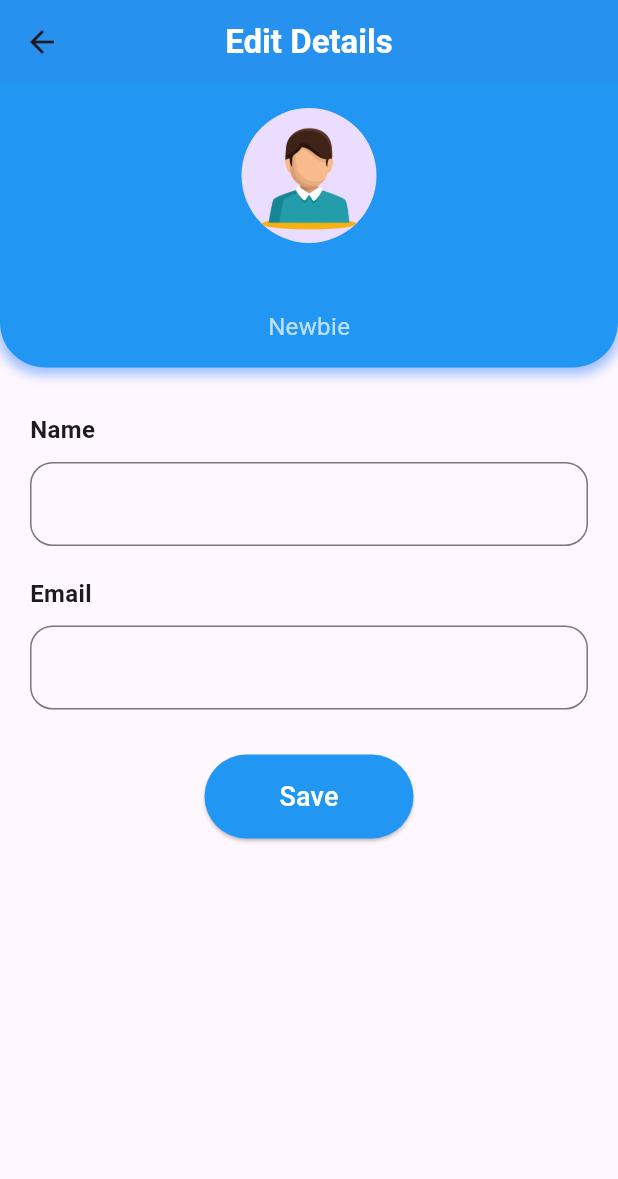
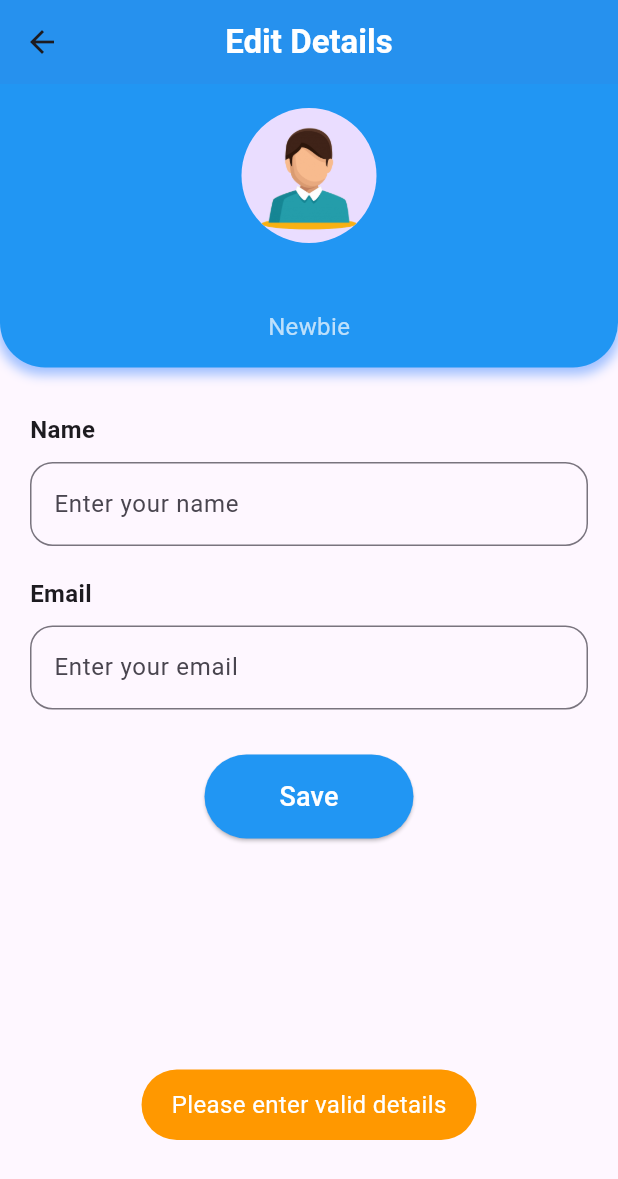
Before and after one commit to danuka-nalidu/soft_skill-app, a Flutter app: the EditDetailsPage screen opened directly, after a tap on "Save", on a phone screen of 412 x 824 dp. Shown: the top 1179 px of the screen. Run offline on Flutter 3.47's test engine with Material 3 defaults, Android fonts, the phone set to English and light mode, and no system bars; our stand-ins replace cloud_firestore, firebase_auth, firebase_core, fluttertoast, iconsax; accounts and stored records are empty; network calls fail.

Commit message:
Adding update part in profile

```diff
--- a/lib/pages/edit_details.dart
+++ b/lib/pages/edit_details.dart
@@ -1,5 +1,7 @@
 import 'package:flutter/material.dart';
 import 'package:firebase_auth/firebase_auth.dart';
+import 'package:cloud_firestore/cloud_firestore.dart'; // Import Firestore
+import 'package:fluttertoast/fluttertoast.dart'; // Import fluttertoast
 import 'package:uee_project/services/authentication.dart';
 
 class EditDetailsPage extends StatefulWidget {
@@ -10,6 +12,8 @@ class EditDetailsPage extends StatefulWidget {
 class _EditDetailsPageState extends State<EditDetailsPage> {
   String userName = '';
   String userEmail = '';
+  final _nameController = TextEditingController();
+  final _emailController = TextEditingController();
 
   @override
   void initState() {
@@ -17,6 +21,7 @@ class _EditDetailsPageState extends State<EditDetailsPage> {
     fetchUserDetails(); // Fetch user details on page load
   }
 
+  // Fetch the user details from Firestore and set to text controllers
   void fetchUserDetails() async {
     String? uid = FirebaseAuth.instance.currentUser?.uid;
     if (uid != null) {
@@ -25,8 +30,60 @@ class _EditDetailsPageState extends State<EditDetailsPage> {
         setState(() {
           userName = userData?['name'] ?? 'John Doe';
           userEmail = userData?['email'] ?? 'john.doe@mail.com';
+          // Set the fetched data to the text controllers
+          _nameController.text = userName;
+          _emailController.text = userEmail;
         });
       }
+    }
+  }
+
+  // Function to update the user's details in Firestore
+  Future<void> updateUserDetails() async {
+    String? uid = FirebaseAuth.instance.currentUser?.uid;
+    String newName = _nameController.text.trim();
+    String newEmail = _emailController.text.trim();
+
+    if (newName.isNotEmpty && newEmail.isNotEmpty && uid != null) {
+      try {
+        // Update the Firestore database with new name and email
+        await FirebaseFirestore.instance.collection('users').doc(uid).update({
+          'name': newName,
+          'email': newEmail,
+        });
+
+        // Show a success toast message
+        Fluttertoast.showToast(
+          msg: "Updated Successfully!",
+          toastLength: Toast.LENGTH_SHORT,
+          gravity: ToastGravity.BOTTOM,
+          timeInSecForIosWeb: 1,
+          backgroundColor: Colors.green,
+          textColor: Colors.white,
+          fontSize: 16.0,
+        );
+
+        // Re-fetch updated user details to reload the page
+        fetchUserDetails();
+      } catch (e) {
+        Fluttertoast.showToast(
+          msg: "Error: $e",
+          toastLength: Toast.LENGTH_SHORT,
+          gravity: ToastGravity.BOTTOM,
+          backgroundColor: Colors.red,
+          textColor: Colors.white,
+          fontSize: 16.0,
+        );
+      }
+    } else {
+      Fluttertoast.showToast(
+        msg: "Please enter valid details",
+        toastLength: Toast.LENGTH_SHORT,
+        gravity: ToastGravity.BOTTOM,
+        backgroundColor: Colors.orange,
+        textColor: Colors.white,
+        fontSize: 16.0,
+      );
     }
   }
 
@@ -47,7 +104,7 @@ class _EditDetailsPageState extends State<EditDetailsPage> {
       body: Stack(
         children: [
           ListView(
-            padding: EdgeInsets.zero, // Remove padding around ListView
+            padding: EdgeInsets.zero,
             children: [
               // Profile section with avatar, name, and shadow
               Container(
@@ -77,7 +134,7 @@ class _EditDetailsPageState extends State<EditDetailsPage> {
                     ),
                     const SizedBox(height: 10),
                     Text(
-                      userName,
+                      userName, // Fetched user name displayed
                       style: const TextStyle(
                         fontSize: 24,
                         fontWeight: FontWeight.bold,
@@ -109,8 +166,9 @@ class _EditDetailsPageState extends State<EditDetailsPage> {
                     ),
                     const SizedBox(height: 10),
                     TextField(
+                      controller: _nameController, // Controller for name input
                       decoration: InputDecoration(
-                        hintText: userName,
+                        hintText: 'Enter your name',
                         border: OutlineInputBorder(
                           borderRadius:
                               BorderRadius.circular(15), // Rounded corners
@@ -146,8 +204,10 @@ class _EditDetailsPageState extends State<EditDetailsPage> {
                     ),
                     const SizedBox(height: 10),
                     TextField(
+                      controller:
+                          _emailController, // Controller for email input
                       decoration: InputDecoration(
-                        hintText: userEmail,
+                        hintText: 'Enter your email',
                         border: OutlineInputBorder(
                           borderRadius:
                               BorderRadius.circular(15), // Rounded corners
@@ -170,20 +230,17 @@ class _EditDetailsPageState extends State<EditDetailsPage> {
               ),
               const SizedBox(height: 30),
 
-              // Add Save button
+              // Save button
               Center(
                 child: ElevatedButton(
-                  onPressed: () {
-                    // Handle the save logic here
-                  },
+                  onPressed: updateUserDetails, // Call update function
                   style: ElevatedButton.styleFrom(
                     padding: const EdgeInsets.symmetric(
                         horizontal: 50, vertical: 15),
                     shape: RoundedRectangleBorder(
                       borderRadius: BorderRadius.circular(30),
                     ),
-                    backgroundColor:
-                        Colors.blue, // Set background color to blue
+                    backgroundColor: Colors.blue,
                   ),
                   child: const Text(
                     'Save',
--- a/pubspec.yaml
+++ b/pubspec.yaml
@@ -39,6 +39,7 @@ dependencies:
   cloud_firestore: ^5.4.2
   firebase_auth: ^5.3.0
   iconsax: ^0.0.8
+  fluttertoast: ^8.2.8
 
 dev_dependencies:
   flutter_test:
```
Also changed, not shown: pubspec.lock.
